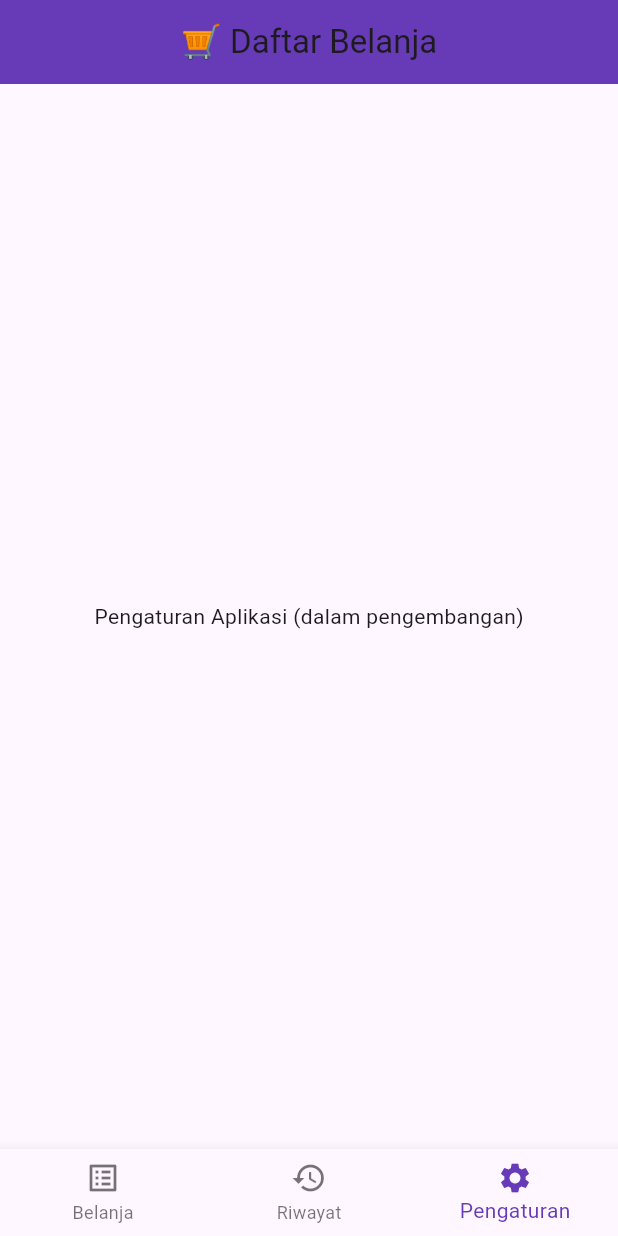
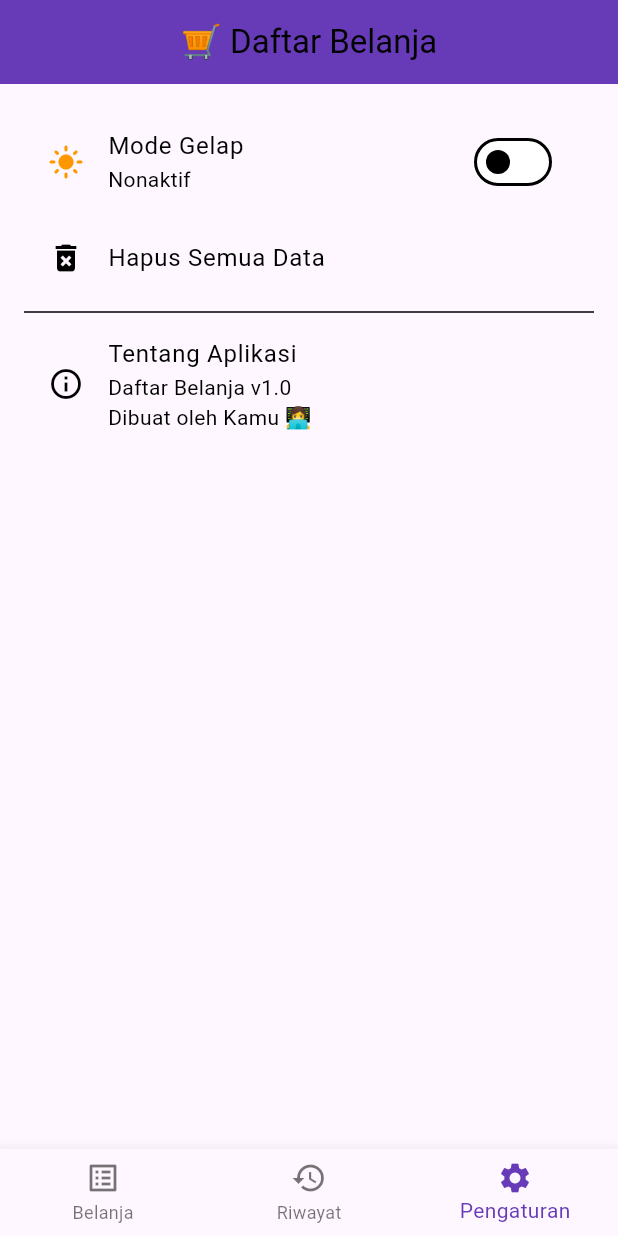
Before and after one commit to Bunny20109/CheckIt, a Flutter app: the screen it shows after launch, item 3 of the bottom bar chosen, on a phone screen of 412 x 824 dp. Run offline on Flutter 3.47's test engine with Material 3 defaults, Android fonts, the phone set to English and light mode, and no system bars; our stand-ins replace shared_preferences.

Commit message:
penambahan setting page

```diff
--- a/checkit/lib/main.dart
+++ b/checkit/lib/main.dart
@@ -1,8 +1,16 @@
+// lib/main.dart
 import 'package:flutter/material.dart';
+import 'package:provider/provider.dart';
 import 'pages/home_page.dart';
+import 'providers/theme_provider.dart';
 
 void main() {
-  runApp(const MyApp());
+  runApp(
+    ChangeNotifierProvider(
+      create: (_) => ThemeProvider(),
+      child: const MyApp(),
+    ),
+  );
 }
 
 class MyApp extends StatelessWidget {
@@ -10,10 +18,36 @@ class MyApp extends StatelessWidget {
 
   @override
   Widget build(BuildContext context) {
-    return MaterialApp(
-      title: 'Shopping List',
-      theme: ThemeData(primarySwatch: Colors.deepPurple),
-      home: const HomePage(),
+    final themeProvider = Provider.of<ThemeProvider>(context);
+
+    return AnimatedTheme(
+      data:
+          themeProvider.isDarkMode
+              ? ThemeData.dark().copyWith(
+                colorScheme: const ColorScheme.dark(primary: Colors.deepPurple),
+              )
+              : ThemeData.light().copyWith(
+                colorScheme: const ColorScheme.light(
+                  primary: Colors.deepPurple,
+                ),
+              ),
+      duration: const Duration(milliseconds: 500),
+      curve: Curves.easeInOut,
+      child: MaterialApp(
+        debugShowCheckedModeBanner: false,
+        title: 'Daftar Belanja',
+        themeMode: themeProvider.isDarkMode ? ThemeMode.dark : ThemeMode.light,
+        theme: ThemeData.light().copyWith(
+          colorScheme: const ColorScheme.light(primary: Colors.deepPurple),
+        ),
+        darkTheme: ThemeData.dark().copyWith(
+          colorScheme: const ColorScheme.dark(primary: Colors.deepPurple),
+        ),
+        home: const AnimatedSwitcher(
+          duration: Duration(milliseconds: 400),
+          child: HomePage(),
+        ),
+      ),
     );
   }
 }
--- a/checkit/lib/pages/home_page.dart
+++ b/checkit/lib/pages/home_page.dart
@@ -2,6 +2,7 @@ import 'dart:convert';
 import 'package:flutter/material.dart';
 import 'package:shared_preferences/shared_preferences.dart';
 import '../models/shopping_item.dart';
+import './settings_page.dart';
 
 class HomePage extends StatefulWidget {
   const HomePage({super.key});
@@ -153,9 +154,7 @@ class _HomePageState extends State<HomePage> {
     } else if (_selectedIndex == 1) {
       return const Center(child: Text("Riwayat Belanja (dalam pengembangan)"));
     } else {
-      return const Center(
-        child: Text("Pengaturan Aplikasi (dalam pengembangan)"),
-      );
+      return const SettingsPage();
     }
   }
 
--- /dev/null
+++ b/checkit/lib/pages/settings_page.dart
@@ -0,0 +1,65 @@
+// lib/pages/settings_page.dart
+import 'package:flutter/material.dart';
+import 'package:provider/provider.dart';
+import '../providers/theme_provider.dart';
+import 'package:shared_preferences/shared_preferences.dart';
+
+class SettingsPage extends StatelessWidget {
+  const SettingsPage({super.key});
+
+  Future<void> clearData(BuildContext context) async {
+    SharedPreferences prefs = await SharedPreferences.getInstance();
+    await prefs.remove('shopping_items');
+    ScaffoldMessenger.of(context).showSnackBar(
+      const SnackBar(content: Text('Data belanja berhasil dihapus.')),
+    );
+  }
+
+  @override
+  Widget build(BuildContext context) {
+    final themeProvider = Provider.of<ThemeProvider>(context);
+
+    return ListView(
+      padding: const EdgeInsets.all(16),
+      children: [
+        SwitchListTile(
+          title: const Text('Mode Gelap'),
+          subtitle: Text(themeProvider.isDarkMode ? 'Aktif' : 'Nonaktif'),
+          value: themeProvider.isDarkMode,
+          onChanged: (value) {
+            themeProvider.toggleTheme(value);
+          },
+          secondary: AnimatedSwitcher(
+            duration: const Duration(milliseconds: 300),
+            transitionBuilder:
+                (child, animation) =>
+                    RotationTransition(turns: animation, child: child),
+            child:
+                themeProvider.isDarkMode
+                    ? const Icon(
+                      Icons.dark_mode,
+                      key: ValueKey('moon'),
+                      color: Colors.amber,
+                    )
+                    : const Icon(
+                      Icons.light_mode,
+                      key: ValueKey('sun'),
+                      color: Colors.orange,
+                    ),
+          ),
+        ),
+        ListTile(
+          leading: const Icon(Icons.delete_forever),
+          title: const Text('Hapus Semua Data'),
+          onTap: () => clearData(context),
+        ),
+        const Divider(),
+        ListTile(
+          leading: const Icon(Icons.info_outline),
+          title: const Text('Tentang Aplikasi'),
+          subtitle: const Text('Daftar Belanja v1.0\nDibuat oleh Kamu 👩‍💻'),
+        ),
+      ],
+    );
+  }
+}
--- /dev/null
+++ b/checkit/lib/providers/theme_provider.dart
@@ -0,0 +1,30 @@
+// lib/providers/theme_provider.dart
+import 'package:flutter/material.dart';
+import 'package:shared_preferences/shared_preferences.dart';
+
+class ThemeProvider with ChangeNotifier {
+  bool _isDarkMode = false;
+
+  bool get isDarkMode => _isDarkMode;
+
+  ThemeProvider() {
+    loadTheme();
+  }
+
+  void toggleTheme(bool isOn) {
+    _isDarkMode = isOn;
+    saveTheme();
+    notifyListeners();
+  }
+
+  Future<void> loadTheme() async {
+    final prefs = await SharedPreferences.getInstance();
+    _isDarkMode = prefs.getBool('isDarkMode') ?? false;
+    notifyListeners();
+  }
+
+  Future<void> saveTheme() async {
+    final prefs = await SharedPreferences.getInstance();
+    prefs.setBool('isDarkMode', _isDarkMode);
+  }
+}
```
